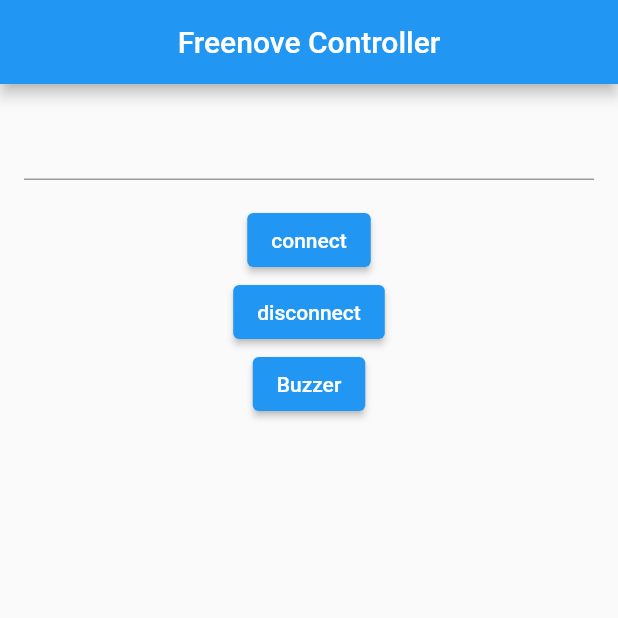
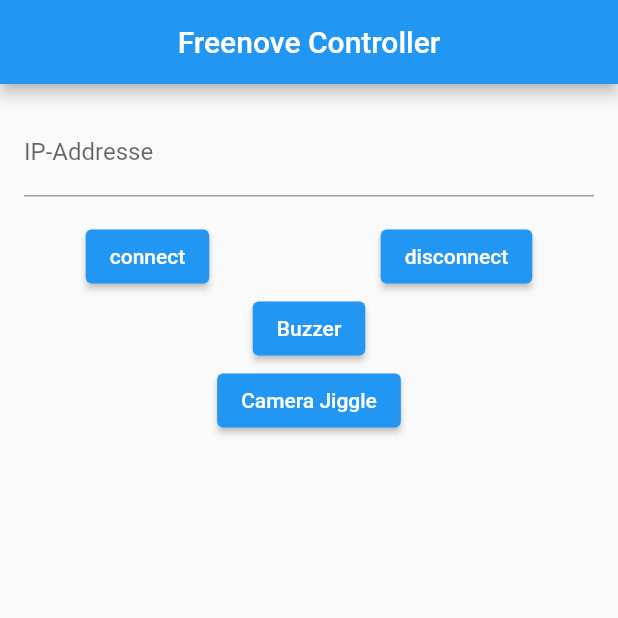
Before and after one commit to Kuhney/freenove_controller, a Flutter app: the screen it shows after launch, after a tap on "Buzzer", on a phone screen of 412 x 824 dp, the top half of it. Run offline on Flutter 3.47's test engine with Material 2 defaults, Android fonts, the phone set to English and light mode, and no system bars.

Commit message:
+ Added new buttons

```diff
--- a/lib/main.dart
+++ b/lib/main.dart
@@ -40,8 +40,14 @@
             padding: const EdgeInsets.all(16.0),
             child: TextField(
               controller: myController,
+              decoration: const InputDecoration(
+                labelText: 'IP-Addresse'
               ),
             ),
+          ),
+          Row(
+            mainAxisAlignment: MainAxisAlignment.spaceAround,
+            children: [
               ElevatedButton(
                 onPressed: () {
                   print(myController.text);
@@ -55,11 +61,18 @@
                 },
                 child: Text("disconnect"),
               ),
+            ],
+          ),
           ElevatedButton(onPressed: () async{
             tcpClient.send(">Buzzer Alarm1");
-            await Future.delayed(Duration(seconds: 1));
+            await Future.delayed(const Duration(seconds: 1));
             tcpClient.send(">Buzzer Alarm");
-          }, child: Text("Buzzer"))
+          }, child: const Text("Buzzer")),
+          ElevatedButton(onPressed: () async{
+            tcpClient.send(">Camera Down 110");
+            await Future.delayed(const Duration(seconds: 1));
+            tcpClient.send(">Camera Up 70");
+          }, child: const Text("Camera Jiggle")),
         ],
       ),
     );
--- a/lib/tcpClient.dart
+++ b/lib/tcpClient.dart
@@ -16,7 +16,7 @@
   receive() {
     // listen to the received data event stream
     socket.listen((List<int> event) {
-    print(utf8.decode(event));
+      print(utf8.decode(event));
     });
   }
 
```
Lines whose indentation alone changed are shown as unchanged.
